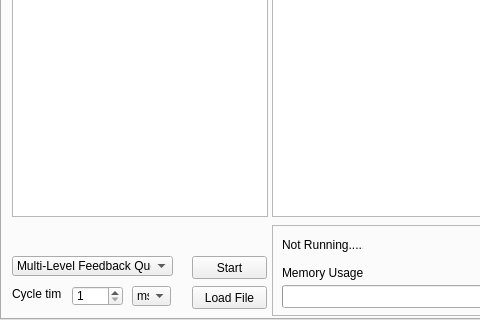
Above: src/mainwindow.ui from stearnsbq/BYRON_STEARNS_CMSC312_2019 before the change; both pictures show x 0 to 480 and y 280 to 600 of the 800 by 600 pixel window. Below: the same form after it.
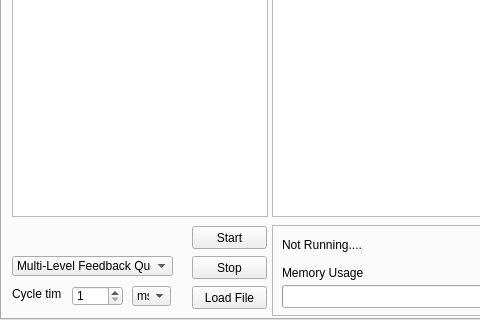
That is the form after the change.

The edit to the form file:
```diff
--- a/src/mainwindow.ui
+++ b/src/mainwindow.ui
@@ -311,7 +311,7 @@
       <property name="geometry">
        <rect>
         <x>190</x>
-        <y>510</y>
+        <y>480</y>
         <width>75</width>
         <height>23</height>
        </rect>
@@ -326,6 +326,19 @@
        <string>Start</string>
       </property>
      </widget>
+     <widget class="QPushButton" name="stop">
+      <property name="geometry">
+       <rect>
+        <x>190</x>
+        <y>510</y>
+        <width>75</width>
+        <height>23</height>
+       </rect>
+      </property>
+      <property name="text">
+       <string>Stop</string>
+      </property>
+     </widget>
     </widget>
     <widget class="QWidget" name="tab">
      <attribute name="title">
```
